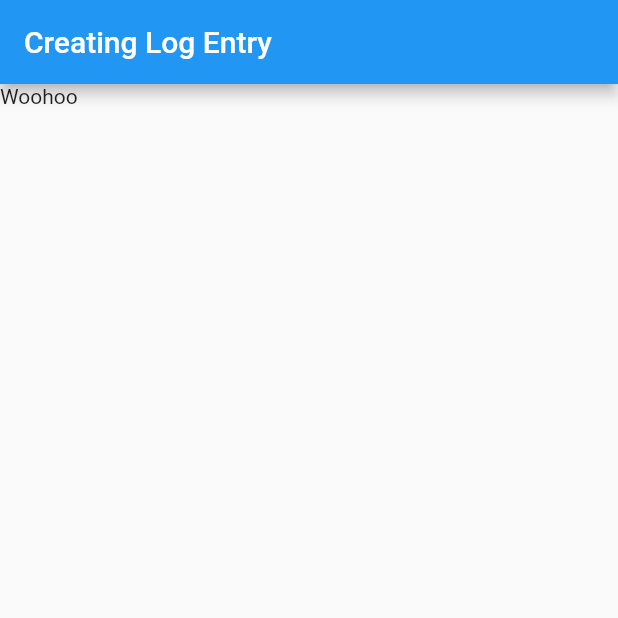
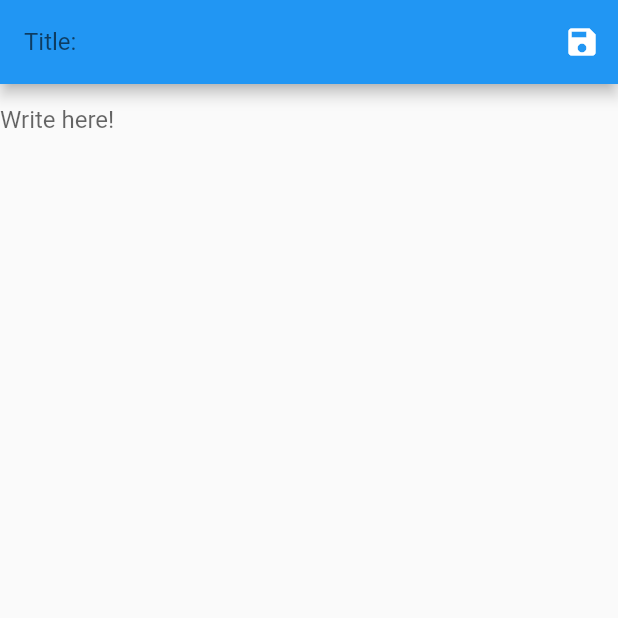
Before and after one commit to jaemoonpark/enjournal, a Flutter app: the screen it shows after launch, on a phone screen of 412 x 824 dp, the top half of it. Run offline on Flutter 3.47's test engine with Material 2 defaults, Android fonts, the phone set to English and light mode, and no system bars.

Commit message:
implement basic UI for entry creation screen

```diff
--- a/lib/src/screens/entry_create.dart
+++ b/lib/src/screens/entry_create.dart
@@ -4,9 +4,41 @@ class EntryCreate extends StatelessWidget{
   Widget build(context){
     return Scaffold(
       appBar: AppBar(
-        title: Text("Creating Log Entry"),
+        title: widgetAppBarTitle(),
+        actions: widgetAppBarActions(),
       ),
-      body: Text("Woohoo"),
+      body: widgetEntryBody(),
+    );
+  }
+
+  List<Widget> widgetAppBarActions(){
+    return <Widget>[
+      IconButton(
+        icon: Icon(Icons.save),
+        onPressed: (){
+
+        },
+      )
+    ];
+  }
+
+
+  Widget widgetAppBarTitle(){
+    return TextField(
+      decoration: InputDecoration(
+        border: InputBorder.none,
+        hintText: 'Title: '
+      ),
+    );
+  }
+
+  Widget widgetEntryBody(){
+    return TextField(
+      maxLines: null,
+      decoration: InputDecoration(
+        border: InputBorder.none,
+        hintText: 'Write here!'
+      ),
     );
   }
 }
```
